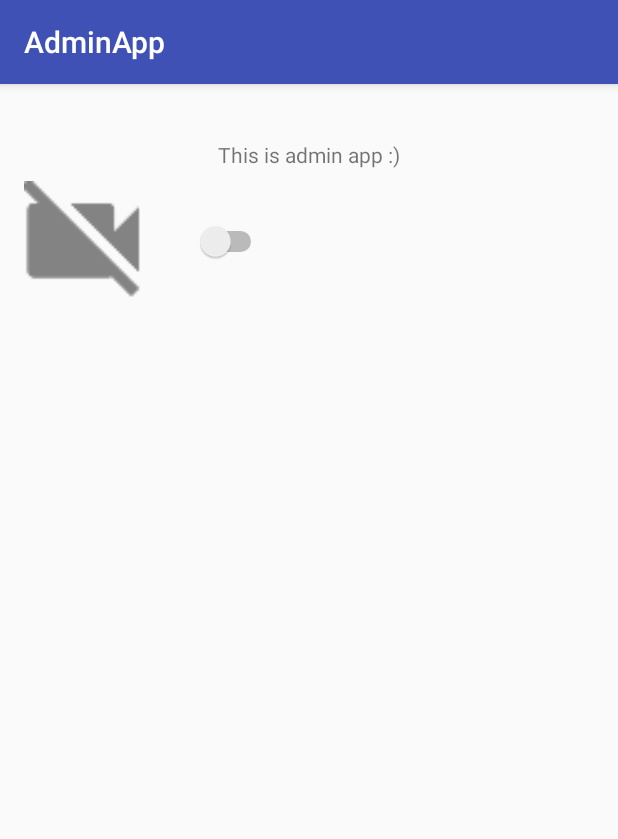
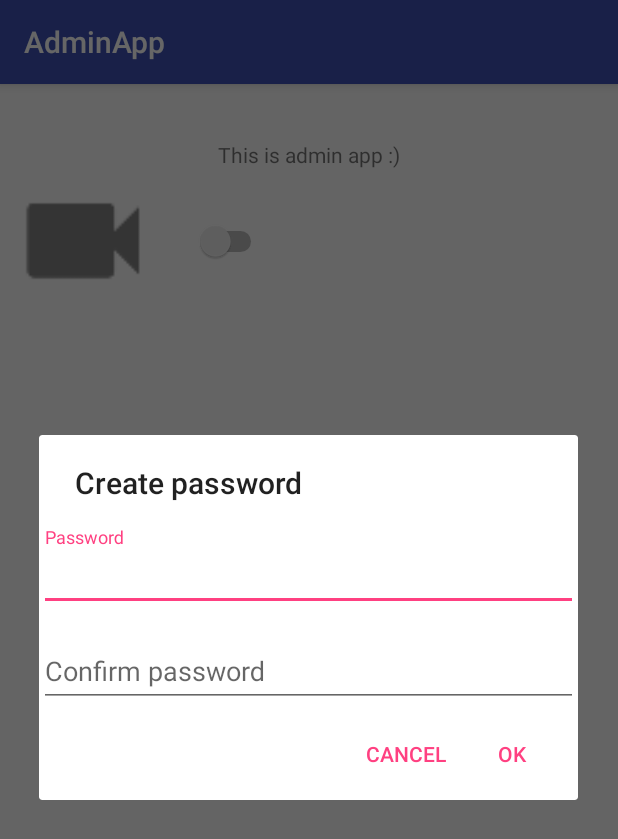
Before and after one commit to ArtemBotnev/AdminApp, an Android app: the MainActivity screen opened directly, with no data from a screen before it, after a tap on an icon or button, on a phone screen of 412 x 824 dp. Shown: the top 839 px of the screen. Run offline under Robolectric (Android 15) with nearby library versions, the phone set to English and light mode, and no system bars; 2 statements that could not run were skipped.

Commit message:
created password dialog, contains bugs

```diff
--- a/app/build.gradle
+++ b/app/build.gradle
@@ -25,7 +25,8 @@ android {
 dependencies {
     implementation fileTree(dir: 'libs', include: ['*.jar'])
     implementation"org.jetbrains.kotlin:kotlin-stdlib-jdk7:$kotlin_version"
-    implementation 'com.android.support:appcompat-v7:27.1.1'
+    implementation "com.android.support:appcompat-v7:$support_library_version"
+    implementation "com.android.support:design:$support_library_version"
     implementation 'com.android.support.constraint:constraint-layout:1.1.2'
 
     testImplementation 'junit:junit:4.12'
--- a/app/src/main/java/ru/rs/adminapp/MainActivity.kt
+++ b/app/src/main/java/ru/rs/adminapp/MainActivity.kt
@@ -7,15 +7,19 @@ import android.content.ComponentName
 import android.content.Context
 import android.content.Intent
 import android.os.Bundle
+import android.preference.PreferenceManager
 import android.support.v7.app.AppCompatActivity
 import android.view.View
 import android.widget.Switch
 
 import kotlinx.android.synthetic.main.activity_main.*
 
-class MainActivity : AppCompatActivity() {
+/**
+ * Created by Artem Botnev on 08/23/2018
+ */
+class MainActivity : AppCompatActivity(), PasswordDialog.Resolvable {
     companion object {
-        const val TAG = "MainActivity"
+        private const val TAG = "MainActivity"
 
         fun launch(context: Context) =
                 Intent(context, MainActivity::class.java).also { context.startActivity(it) }
@@ -23,7 +27,6 @@ class MainActivity : AppCompatActivity() {
 
     private lateinit var devicePolicyManager: DevicePolicyManager
     private lateinit var adminComponentName: ComponentName
-    private var isAdminActive = false
 
     override fun onCreate(savedInstanceState: Bundle?) {
         super.onCreate(savedInstanceState)
@@ -31,11 +34,17 @@ class MainActivity : AppCompatActivity() {
 
         devicePolicyManager = getSystemService(Activity.DEVICE_POLICY_SERVICE) as DevicePolicyManager
         adminComponentName = AdminReceiver.getComponentName(this)
-        isAdminActive = devicePolicyManager.isAdminActive(adminComponentName)
 
         adjustLayout()
 
+        val isAdminActive = devicePolicyManager.isAdminActive(adminComponentName)
         if (savedInstanceState == null && !isAdminActive) askAdminRight()
+    }
+
+    override fun doChange(enable: Boolean) {
+        devicePolicyManager.setCameraDisabled(adminComponentName, !enable)
+        cameraImage.setImageResource(
+                if (enable) R.drawable.ic_cam_enable else R.drawable.ic_cam_disable)
     }
 
     /**
@@ -43,10 +52,12 @@ class MainActivity : AppCompatActivity() {
      */
     fun changeCameraStatus(view: View) {
         val switch = view as Switch
-        devicePolicyManager.setCameraDisabled(adminComponentName, !switch.isChecked)
 
-        cameraImage.setImageResource(
-                if (switch.isChecked) R.drawable.ic_cam_enable else R.drawable.ic_cam_disable)
+        checkPassword(switch.isChecked)
+
+//        devicePolicyManager.setCameraDisabled(adminComponentName, !switch.isChecked)
+//        cameraImage.setImageResource(
+//                if (switch.isChecked) R.drawable.ic_cam_enable else R.drawable.ic_cam_disable)
     }
 
     private fun adjustLayout() {
@@ -67,4 +78,15 @@ class MainActivity : AppCompatActivity() {
 
         finish()
     }
+
+    private fun checkPassword(attemptEnable: Boolean) {
+        val sharedPreference = PreferenceManager.getDefaultSharedPreferences(this)
+        val password = sharedPreference.getString(PASSWORD, PASSWORD_DEFAULT_VAL)
+
+        // create dialog for setting password if password hasn't establish yet
+        val dialog = PasswordDialog(this, attemptEnable)
+                .showPasswordDialog(password == PASSWORD_DEFAULT_VAL)
+
+        dialog.show()
+    }
 }
--- /dev/null
+++ b/app/src/main/java/ru/rs/adminapp/PasswordDialog.kt
@@ -0,0 +1,85 @@
+package ru.rs.adminapp
+
+import android.app.Dialog
+import android.content.Context
+import android.content.DialogInterface
+import android.preference.PreferenceManager
+import android.support.v7.app.AlertDialog
+import android.view.LayoutInflater
+import android.view.View
+import android.widget.EditText
+
+/**
+ * For creating password alert dialog
+ *
+ * Created by Artem Botnev on 08/24/2018
+ */
+class PasswordDialog(private val context: Context, private val attemptEnable: Boolean) {
+    companion object {
+        private const val MIN_PASSWORD_LENGTH = 5
+    }
+
+    private val resolvable = context as Resolvable
+
+    private lateinit var root: View
+    private lateinit var passwordView: EditText
+    private lateinit var confirmView: EditText
+
+    fun showPasswordDialog(isRegistration: Boolean): Dialog {
+        // get root view
+        root = LayoutInflater.from(context).inflate(R.layout.password_dialog, null)
+        passwordView = root.findViewById(R.id.password)
+        confirmView = root.findViewById(R.id.confirm_password)
+
+        if (!isRegistration) confirmView.visibility = View.GONE
+
+        return AlertDialog.Builder(context)
+                .setTitle(if (isRegistration) R.string.create_password else R.string.enter_password)
+                .setView(root)
+                .setPositiveButton(android.R.string.ok)
+                { dialog, which ->  if (isRegistration) setPassword(dialog) else checkPassword(dialog) }
+                .setNegativeButton(android.R.string.cancel)
+                { dialog, which ->  dialog.dismiss() }
+                .create()
+    }
+
+    private fun setPassword(dialog: DialogInterface) {
+        if (passwordView.text.length < MIN_PASSWORD_LENGTH) {
+            showShortToast(context, R.string.short_password)
+            return
+        } else if (passwordView.text.contains(" ")) {
+            showShortToast(context, R.string.password_space)
+            return
+        } else if (passwordView.text != confirmView.text) {
+            showShortToast(context, R.string.password_confirm_mismatch)
+            return
+        } else {
+            PreferenceManager.getDefaultSharedPreferences(context)
+                    .edit()
+                    .putString(PASSWORD, passwordView.text.toString())
+                    .apply()
+
+            resolvable.doChange(attemptEnable)
+            dialog.dismiss()
+        }
+    }
+
+    private fun checkPassword(dialog: DialogInterface) {
+        val password = PreferenceManager.getDefaultSharedPreferences(context)
+                .getString(PASSWORD, PASSWORD_DEFAULT_VAL)
+
+        if (password == PASSWORD_DEFAULT_VAL || passwordView.text.toString() != password) {
+            showShortToast(context, R.string.password_confirm_mismatch)
+        } else {
+            resolvable.doChange(attemptEnable)
+            dialog.dismiss()
+        }
+    }
+
+    /**
+     * Allows change smth protected by password
+     */
+    internal interface Resolvable {
+        fun doChange(enable: Boolean)
+    }
+}
--- /dev/null
+++ b/app/src/main/res/layout/password_dialog.xml
@@ -0,0 +1,38 @@
+<?xml version="1.0" encoding="utf-8"?>
+<LinearLayout
+    xmlns:android="http://schemas.android.com/apk/res/android"
+    android:layout_width="match_parent"
+    android:layout_height="wrap_content"
+    android:orientation="vertical">
+
+    <android.support.design.widget.TextInputLayout
+        android:layout_height="wrap_content"
+        android:layout_width="match_parent"
+        android:layout_marginTop="16dp">
+
+        <EditText
+            android:id="@+id/password"
+            android:layout_width="match_parent"
+            android:layout_height="wrap_content"
+            android:inputType="textPassword"
+            android:fontFamily="sans-serif"
+            android:hint="@string/password"/>
+
+    </android.support.design.widget.TextInputLayout>
+
+    <android.support.design.widget.TextInputLayout
+        android:layout_height="wrap_content"
+        android:layout_width="match_parent"
+        android:layout_marginTop="8dp">
+
+        <EditText
+            android:id="@+id/confirm_password"
+            android:layout_width="match_parent"
+            android:layout_height="wrap_content"
+            android:inputType="textPassword"
+            android:fontFamily="sans-serif"
+            android:hint="@string/confirm"/>
+
+    </android.support.design.widget.TextInputLayout>
+
+</LinearLayout>
--- a/app/src/main/res/values/strings.xml
+++ b/app/src/main/res/values/strings.xml
@@ -9,4 +9,15 @@
     <string name="app_disable">You\'ve disabled admin permissions for this app</string>
 
     <string name="explanation">It\'s necessary to have ability disable device camera</string>
+
+    <string name="create_password">Create password</string>
+    <string name="enter_password">Enter password</string>
+    <string name="password">Password</string>
+    <string name="confirm">Confirm password</string>
+    <string name="short_password">Too short password</string>
+    <string name="password_space">Password must not contains space</string>
+    <string name="password_confirm_mismatch">Fields mismatch, check you input</string>
+    <string name="password_set">Password has set successful</string>
+    <string name="wrong_password">Wrong password</string>
+
 </resources>
--- a/build.gradle
+++ b/build.gradle
@@ -2,6 +2,7 @@
 
 buildscript {
     ext.kotlin_version = '1.2.61'
+    ext.support_library_version = '27.1.1'
     repositories {
         google()
         jcenter()
```
Also changed, not shown: app/src/main/java/ru/rs/adminapp/AdminReceiver.kt (+6 -7 lines), app/src/main/java/ru/rs/adminapp/Util.kt (added, +15 -0 lines).
